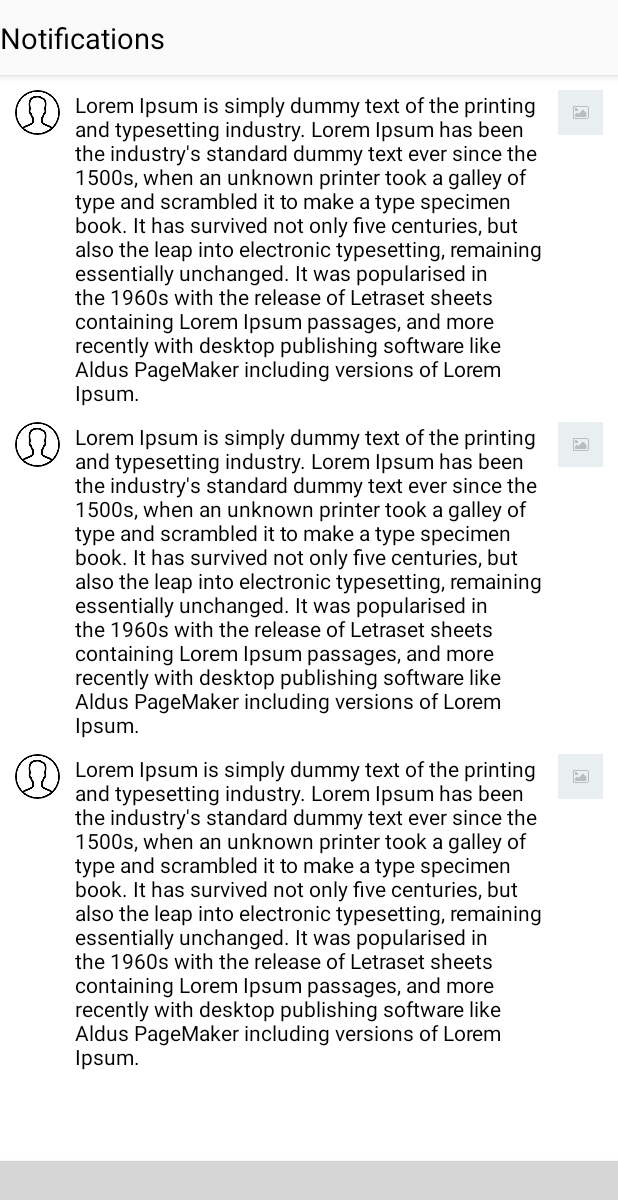
After one commit to dmadunts/Instagram, an Android app: the layout notifications_activity.xml on its own in the app's theme, with its tools: preview values and no code run, on a phone screen of 412 x 824 dp. The commit adds this screen. Shown: the top 1200 px of the screen. Run offline under Robolectric (Android 15) with nearby library versions, the phone set to English and light mode, and no system bars; plain views replace BottomNavigationViewEx; grey boxes are pictures that could not be loaded.

Commit message:
Started working on Notifications

```diff
--- a/app/src/main/AndroidManifest.xml
+++ b/app/src/main/AndroidManifest.xml
@@ -20,7 +20,7 @@
                 <category android:name="android.intent.category.LAUNCHER"/>
             </intent-filter>
         </activity>
-        <activity android:name=".screens.likes.LikesActivity"/>
+        <activity android:name=".screens.notifications.NotificationsActivity"/>
         <activity android:name=".screens.share.ShareActivity"/>
         <activity android:name=".screens.profile.ProfileActivity"/>
         <activity android:name=".screens.search.SearchActivity"/>
--- a/app/src/main/java/com/example/renai/instagram/data/firebase/FirebaseUsersRepository.kt
+++ b/app/src/main/java/com/example/renai/instagram/data/firebase/FirebaseUsersRepository.kt
@@ -11,6 +11,7 @@ import com.google.android.gms.tasks.Task
 import com.google.android.gms.tasks.Tasks
 import com.google.firebase.auth.EmailAuthProvider
 import com.google.firebase.auth.FirebaseAuth
+import com.google.firebase.database.DataSnapshot
 
 class FirebaseUsersRepository : UsersRepository {
     override fun setUserImage(uid: String, imageDownloadUri: Uri): Task<Unit> {
@@ -45,7 +46,7 @@ class FirebaseUsersRepository : UsersRepository {
     }
 
     override fun getUsers(): LiveData<List<User>> =
-        database.child("users").liveData().map {
+        FirebaseLiveData(database.child("users")).map {
             it.children.map { it.asUser()!! }
         }
 
@@ -109,4 +110,6 @@ class FirebaseUsersRepository : UsersRepository {
         FirebaseLiveData(database.child("users").child(currentUid()!!)).map {
             it.asUser()!!
         }
+
+    private fun DataSnapshot.asUser(): User? = getValue(User::class.java)?.copy(uid = key!!)
 }
--- a/app/src/main/java/com/example/renai/instagram/screens/common/InstagramBottomNavigation.kt
+++ b/app/src/main/java/com/example/renai/instagram/screens/common/InstagramBottomNavigation.kt
@@ -8,7 +8,7 @@ import android.content.Intent
 import android.util.Log
 import com.example.renai.instagram.R
 import com.example.renai.instagram.screens.home.HomeActivity
-import com.example.renai.instagram.screens.likes.LikesActivity
+import com.example.renai.instagram.screens.notifications.NotificationsActivity
 import com.example.renai.instagram.screens.profile.ProfileActivity
 import com.example.renai.instagram.screens.search.SearchActivity
 import com.example.renai.instagram.screens.share.ShareActivity
@@ -39,7 +39,7 @@ class InstagramBottomNavigation(
             val nextActivity =
                 when (it.itemId) {
                     R.id.nav_item_home -> HomeActivity::class.java
-                    R.id.nav_item_likes -> LikesActivity::class.java
+                    R.id.nav_item_likes -> NotificationsActivity::class.java
                     R.id.nav_item_profile -> ProfileActivity::class.java
                     R.id.nav_item_search -> SearchActivity::class.java
                     R.id.nav_item_share -> ShareActivity::class.java
--- a/app/src/main/java/com/example/renai/instagram/screens/likes/LikesActivity.kt
+++ b/app/src/main/java/com/example/renai/instagram/screens/notifications/NotificationsActivity.kt
@@ -1,4 +1,4 @@
-package com.example.renai.instagram.screens.likes
+package com.example.renai.instagram.screens.notifications
 
 import android.os.Bundle
 import android.util.Log
@@ -6,14 +6,14 @@ import com.example.renai.instagram.R
 import com.example.renai.instagram.screens.common.BaseActivity
 import com.example.renai.instagram.screens.common.setupBottomNavigation
 
-class LikesActivity : BaseActivity() {
+class NotificationsActivity : BaseActivity() {
     companion object {
         const val TAG = "LikesActivity"
     }
 
     override fun onCreate(savedInstanceState: Bundle?) {
         super.onCreate(savedInstanceState)
-        setContentView(R.layout.activity_home)
+        setContentView(R.layout.notifications_activity)
         setupBottomNavigation(3)
         Log.d(TAG, "onCreate")
     }
--- /dev/null
+++ b/app/src/main/res/layout/notification_item.xml
@@ -0,0 +1,36 @@
+<?xml version="1.0" encoding="utf-8"?>
+<android.support.constraint.ConstraintLayout xmlns:android="http://schemas.android.com/apk/res/android"
+                                             xmlns:app="http://schemas.android.com/apk/res-auto"
+                                             xmlns:tools="http://schemas.android.com/tools"
+                                             android:layout_width="match_parent"
+                                             android:layout_height="wrap_content"
+        >
+
+    <de.hdodenhof.circleimageview.CircleImageView
+            android:id="@+id/user_photo"
+            style="@style/icon"
+            app:layout_constraintStart_toStartOf="parent"
+            app:layout_constraintTop_toTopOf="parent"
+            tools:src="@drawable/person"/>
+
+    <TextView
+            android:id="@+id/notification_text"
+            android:layout_width="0dp"
+            android:layout_height="wrap_content"
+            android:layout_marginTop="10dp"
+            android:textColor="@color/black"
+            tools:text="@string/placeholder_text"
+            app:layout_constraintTop_toTopOf="@id/user_photo"
+            app:layout_constraintStart_toEndOf="@id/user_photo"
+            app:layout_constraintEnd_toStartOf="@id/post_image"
+            />
+
+    <ImageView
+            android:id="@+id/post_image"
+            tools:src="@drawable/placeholder"
+            style="@style/icon"
+            app:layout_constraintTop_toTopOf="@id/user_photo"
+            app:layout_constraintStart_toEndOf="@id/notification_text"
+            app:layout_constraintEnd_toEndOf="parent"
+            />
+</android.support.constraint.ConstraintLayout>
--- /dev/null
+++ b/app/src/main/res/layout/notifications_activity.xml
@@ -0,0 +1,43 @@
+<?xml version="1.0" encoding="utf-8"?>
+<android.support.constraint.ConstraintLayout xmlns:android="http://schemas.android.com/apk/res/android"
+                                             android:layout_width="match_parent"
+                                             android:layout_height="match_parent"
+                                             xmlns:tools="http://schemas.android.com/tools"
+                                             android:background="@color/white"
+                                             xmlns:app="http://schemas.android.com/apk/res-auto"
+        >
+    <android.support.v7.widget.Toolbar
+            app:layout_constraintTop_toTopOf="parent"
+            app:layout_constraintRight_toRightOf="parent"
+            android:id="@+id/toolbar"
+            style="@style/toolbar"
+            app:contentInsetStart="0dp">
+
+        <android.support.constraint.ConstraintLayout
+                android:layout_width="match_parent"
+                android:layout_height="wrap_content">
+
+
+            <TextView
+                    style="@style/toolbar_title"
+                    android:text="@string/notifications"
+                    android:textColor="@color/black"
+                    app:layout_constraintBottom_toBottomOf="parent"
+                    app:layout_constraintStart_toStartOf="parent"
+                    app:layout_constraintTop_toTopOf="parent"/>
+
+        </android.support.constraint.ConstraintLayout>
+    </android.support.v7.widget.Toolbar>
+
+    <android.support.v7.widget.RecyclerView
+            android:id="@+id/notifications_recycler"
+            android:layout_width="0dp"
+            android:layout_height="0dp"
+            tools:listitem="@layout/notification_item"
+            app:layout_constraintTop_toBottomOf="@id/toolbar"
+            app:layout_constraintStart_toStartOf="parent"
+            app:layout_constraintEnd_toEndOf="parent"
+            app:layout_constraintBottom_toTopOf="@+id/bottom_navigation_view"
+            />
+<include layout="@layout/bottom_navigation_view"/>
+</android.support.constraint.ConstraintLayout>
--- a/app/src/main/res/values/strings.xml
+++ b/app/src/main/res/values/strings.xml
@@ -56,6 +56,8 @@
     <string name="add_a_comment">Add a comment…</string>
     <string name="lorem_ipsum">Lorem Ipsum is simply dummy text of the printing and typesetting industry. Lorem Ipsum has been the industry\'s standard dummy text ever since the 1500s, when an unknown printer took a galley of type and scrambled it to make a type specimen book. It has survived not only five centuries, but also the leap into electronic typesetting, remaining essentially unchanged. It was popularised in the 1960s with the release of Letraset sheets containing Lorem Ipsum passages, and more recently with desktop publishing software like Aldus PageMaker including versions of Lorem Ipsum.</string>
     <string name="reply">Reply</string>
+    <string name="notifications">Notifications</string>
+    <string name="placeholder_text">Lorem Ipsum is simply dummy text of the printing and typesetting industry. Lorem Ipsum has been the industry\'s standard dummy text ever since the 1500s, when an unknown printer took a galley of type and scrambled it to make a type specimen book. It has survived not only five centuries, but also the leap into electronic typesetting, remaining essentially unchanged. It was popularised in the 1960s with the release of Letraset sheets containing Lorem Ipsum passages, and more recently with desktop publishing software like Aldus PageMaker including versions of Lorem Ipsum.</string>
     <string-array name="genders_array">
         <item>Not Specified</item>
         <item>Male</item>
```
Also changed, not shown: app/src/main/java/com/example/renai/instagram/data/NotificationsRepository.kt (added, +11 -0 lines), app/src/main/java/com/example/renai/instagram/data/firebase/FirebaseFeedPostsRepository.kt (+9 -1 lines), app/src/main/java/com/example/renai/instagram/data/firebase/FirebaseNotificationsRepository.kt (added, +27 -0 lines), app/src/main/java/com/example/renai/instagram/data/firebase/common/FirebaseUtils.kt (+0 -10 lines), app/src/main/java/com/example/renai/instagram/models/Notification.kt (added, +16 -0 lines).
